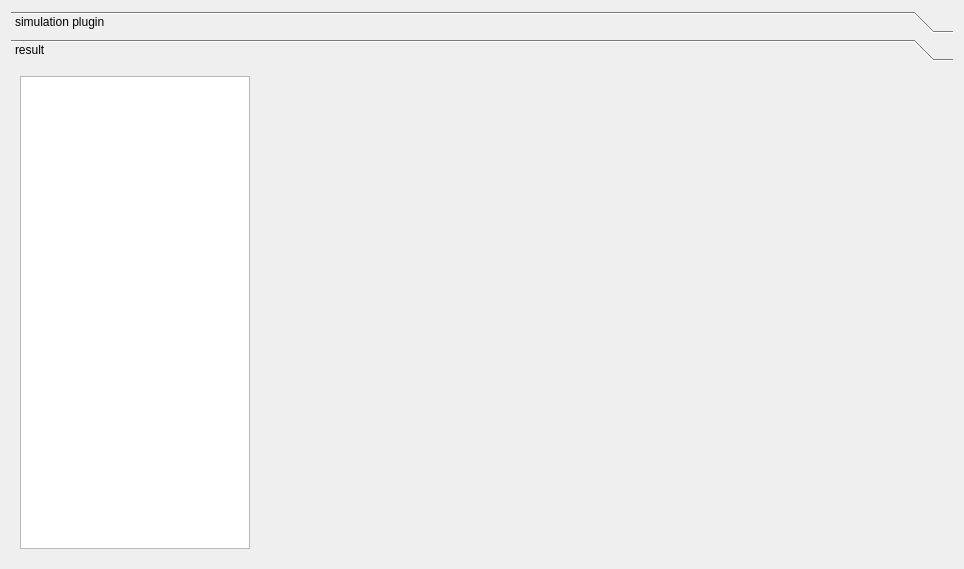
Old version of the form ui/oisimulationwidget.ui in the repository OpenIndy/OpenIndy.
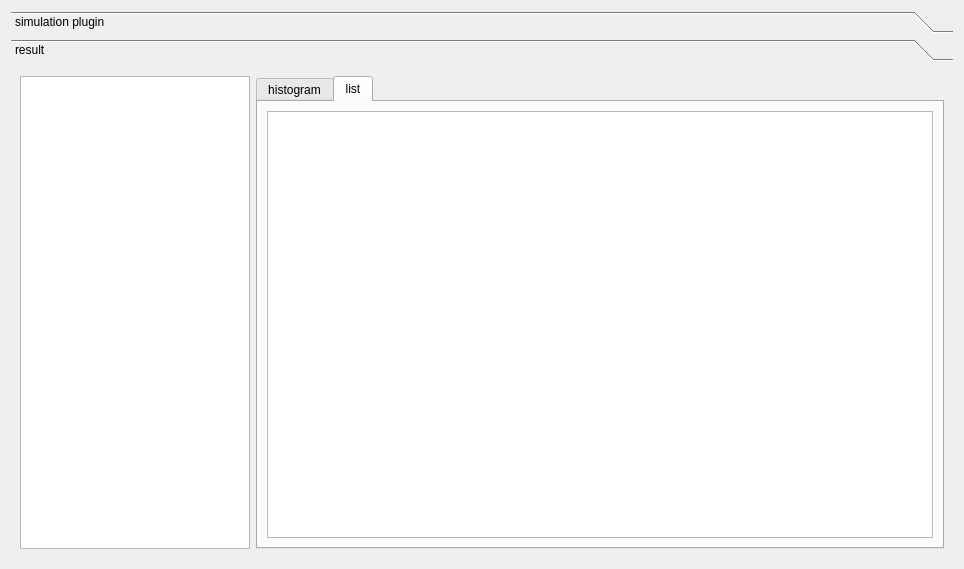
New version of the form. The open tabs and pages were chosen to show the change. Custom widgets are drawn as their Qt base class.

```diff
--- a/ui/oisimulationwidget.ui
+++ b/ui/oisimulationwidget.ui
@@ -159,16 +159,36 @@
       <attribute name="label">
        <string>result</string>
       </attribute>
-      <layout class="QGridLayout" name="gridLayout">
-       <item row="0" column="0">
         <layout class="QHBoxLayout" name="horizontalLayout_3" stretch="1,3">
          <item>
           <widget class="QTreeView" name="treeView_feature"/>
          </item>
          <item>
+        <widget class="QTabWidget" name="tabWidget">
+         <property name="currentIndex">
+          <number>0</number>
+         </property>
+         <widget class="QWidget" name="tab_histogram">
+          <attribute name="title">
+           <string>histogram</string>
+          </attribute>
+          <layout class="QGridLayout" name="gridLayout">
+           <item row="0" column="0">
           <widget class="Histogram" name="widgetHistogram" native="true"/>
          </item>
         </layout>
+         </widget>
+         <widget class="QWidget" name="tab_resultList">
+          <attribute name="title">
+           <string>list</string>
+          </attribute>
+          <layout class="QGridLayout" name="gridLayout_8">
+           <item row="0" column="0">
+            <widget class="QListView" name="listView_result"/>
+           </item>
+          </layout>
+         </widget>
+        </widget>
        </item>
       </layout>
      </widget>
```
Lines whose indentation alone changed are shown as unchanged.
